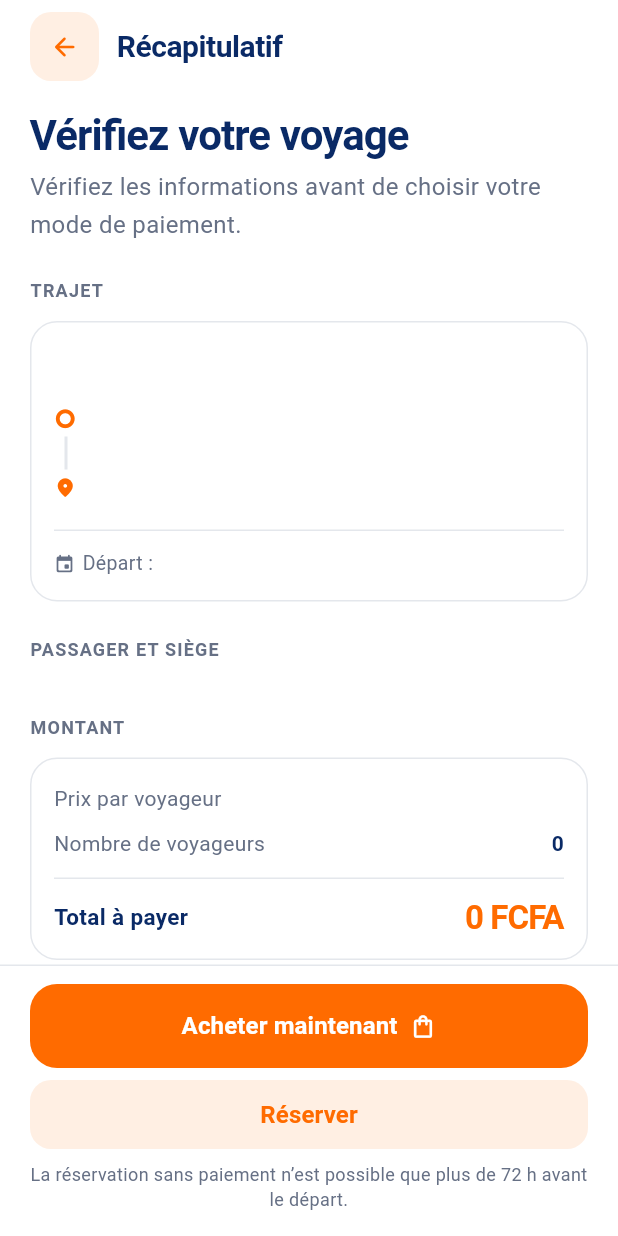
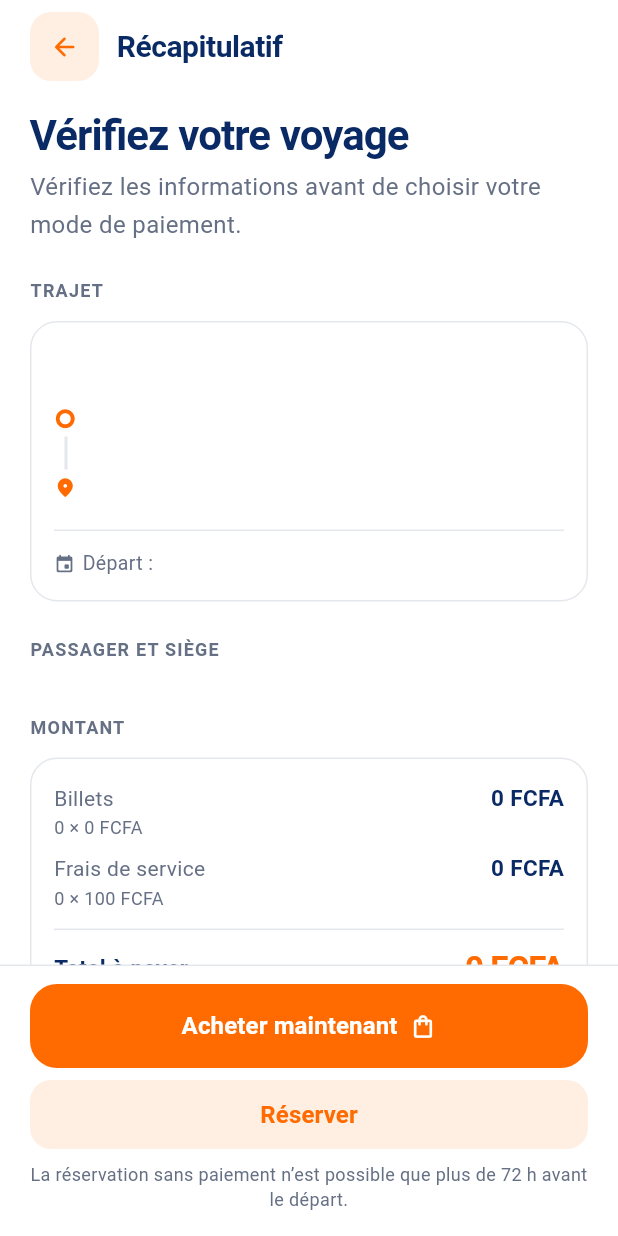
Before and after one commit to belvinakanga/transport-interurbain-tokende-mobile, a Flutter app: the BookingSummaryScreen screen opened directly with empty values, on a phone screen of 412 x 824 dp. Run offline on Flutter 3.47's test engine with Material 3 defaults, Android fonts, the phone set to English and light mode, and no system bars; our stand-ins replace firebase_core, firebase_messaging, flutter_secure_storage, google_fonts, pdf, printing and 2 more; accounts and stored records are empty; network calls fail.

Commit message:
Refactor : removing openpay and adding comission

```diff
--- a/lib/screens/booking/booking_summary_screen.dart
+++ b/lib/screens/booking/booking_summary_screen.dart
@@ -3,6 +3,7 @@ import 'dart:convert';
 import 'package:flutter/foundation.dart';
 import 'package:flutter/material.dart';
 
+import '../../services/tarif_service.dart';
 import '../../widgets/tk/tk.dart';
 import 'package:flutter_secure_storage/flutter_secure_storage.dart';
 import 'package:http/http.dart' as http;
@@ -167,9 +168,27 @@ class BookingSummaryScreen extends StatelessWidget {
   // TOTAL
   // ============================================================
 
-  String get totalAmount {
-    return _calculateTotal();
+  /// Prix de l'agence, extrait de la chaîne reçue (« 15 000 FCFA »).
+  double _prixUnitaire() {
+    final nettoye = price
+        .replaceAll('FCFA', '')
+        .replaceAll('\u202F', '')
+        .replaceAll(' ', '')
+        .replaceAll(',', '');
+
+    return double.tryParse(nettoye) ?? 0;
   }
+
+  /// Total réellement débité, frais de service compris.
+  ///
+  /// Les messages de confirmation annonçaient auparavant le seul prix de
+  /// l'agence, soit moins que la somme réellement prélevée.
+  String get totalAvecFrais {
+    final frais = TarifService.fraisParBillet * travelers;
+
+    return TkMontantDetail.formater(_prixUnitaire() * travelers + frais);
+  }
+
 
   // ============================================================
   // BUILD
@@ -332,49 +351,19 @@ class BookingSummaryScreen extends StatelessWidget {
 
                   TkCard(
                     padding: const EdgeInsets.all(AppSpacing.md),
-                    child: Column(
-                      children: [
-                        _ligneMontant(
-                          context,
-                          'Prix par voyageur',
-                          price,
-                        ),
-
-                        const SizedBox(height: AppSpacing.xs),
-
-                        _ligneMontant(
-                          context,
-                          'Nombre de voyageurs',
-                          '$travelers',
-                        ),
-
-                        const SizedBox(height: AppSpacing.sm),
-
-                        Divider(
-                          height: 1,
-                          color: AppColors.inactifTheme(context),
-                        ),
-
-                        const SizedBox(height: AppSpacing.sm),
-
-                        Row(
-                          children: [
-                            Text(
-                              'Total à payer',
-                              style: AppText.corpsFort(context)
-                                  .copyWith(fontSize: 15),
-                            ),
-                            const Spacer(),
-                            Text(
-                              totalAmount,
-                              style: AppText.titre(context).copyWith(
-                                fontSize: 22,
-                                color: AppColors.orange,
-                              ),
-                            ),
-                          ],
-                        ),
-                      ],
+                    // Le tarif vient du serveur ; le repli local évite une
+                    // ligne de frais vide le temps de la réponse.
+                    child: FutureBuilder<double>(
+                      future: TarifService.charger(),
+                      initialData: TarifService.fraisParBillet,
+                      builder: (context, instantane) {
+                        return TkMontantDetail(
+                          prixUnitaire: _prixUnitaire(),
+                          fraisParBillet:
+                              instantane.data ?? TarifService.fraisParDefaut,
+                          nombreBillets: travelers,
+                        );
+                      },
                     ),
                   ),
 
@@ -488,22 +477,6 @@ class BookingSummaryScreen extends StatelessWidget {
     );
   }
 
-  Widget _ligneMontant(BuildContext context, String intitule, String valeur) {
-    return Row(
-      children: [
-        Expanded(
-          child: Text(
-            intitule,
-            style: AppText.corps(context).copyWith(fontSize: 14),
-          ),
-        ),
-        Text(
-          valeur,
-          style: AppText.corpsFort(context).copyWith(fontSize: 14),
-        ),
-      ],
-    );
-  }
 
   Widget _cartePassager(
     BuildContext context,
@@ -725,7 +698,8 @@ class BookingSummaryScreen extends StatelessWidget {
             'Vous êtes sur le point de réserver '
                 '$travelers '
                 '${travelers > 1 ? 'places' : 'place'} '
-                'pour un montant de $totalAmount.\n\n'
+                'pour un montant de $totalAvecFrais '
+                  '(frais de service compris).\n\n'
                 'Voulez-vous confirmer votre réservation ?',
             textAlign: TextAlign.center,
             style: const TextStyle(
@@ -1016,7 +990,8 @@ class BookingSummaryScreen extends StatelessWidget {
 
           content: Text(
             'Vous êtes sur le point de payer '
-                '$totalAmount pour votre billet.\n\n'
+                '$totalAvecFrais pour votre billet, '
+                  'frais de service compris.\n\n'
                 'Voulez-vous continuer ?',
             textAlign: TextAlign.center,
             style: const TextStyle(
@@ -1227,35 +1202,4 @@ class BookingSummaryScreen extends StatelessWidget {
   // PASSAGER
   // ============================================================
 
-  String _calculateTotal() {
-    final cleanPrice = price
-        .replaceAll('FCFA', '')
-        .replaceAll(' ', '')
-        .replaceAll(',', '');
-
-    final priceValue =
-        int.tryParse(cleanPrice) ?? 0;
-
-    final total =
-        priceValue * travelers;
-
-    final formatted =
-    total.toString();
-
-    final buffer =
-    StringBuffer();
-
-    for (int i = 0;
-    i < formatted.length;
-    i++) {
-      if (i > 0 &&
-          (formatted.length - i) % 3 == 0) {
-        buffer.write(' ');
-      }
-
-      buffer.write(formatted[i]);
-    }
-
-    return '${buffer.toString()} FCFA';
-  }
 }
--- /dev/null
+++ b/lib/services/tarif_service.dart
@@ -0,0 +1,58 @@
+import 'dart:convert';
+
+import 'package:http/http.dart' as http;
+
+import '../config/app_config.dart';
+
+/// Frais de service appliqués à chaque billet.
+///
+/// Lus sur le serveur plutôt qu'écrits en dur : le tarif peut changer sans
+/// nouvelle version de l'application, et l'écran ne peut plus annoncer un
+/// total différent de celui qui sera débité.
+///
+/// Même principe que [VillesService] : une seule lecture, mise en cache,
+/// avec un repli local pour que l'écran reste utilisable hors ligne.
+class TarifService {
+  const TarifService._();
+
+  /// Valeur de repli, alignée sur `TOKENDE_FRAIS_PAR_BILLET` côté serveur.
+  ///
+  /// Sert uniquement si l'API est injoignable : mieux vaut afficher le
+  /// tarif courant que masquer la ligne de frais.
+  static const double fraisParDefaut = 100;
+
+  static double? _cache;
+
+  /// Dernière valeur connue, sans appel réseau.
+  static double get fraisParBillet => _cache ?? fraisParDefaut;
+
+  static void viderCache() => _cache = null;
+
+  /// Récupère le tarif. Renvoie le repli en cas d'échec.
+  static Future<double> charger() async {
+    if (_cache != null) return _cache!;
+
+    try {
+      final reponse = await http
+          .get(
+            Uri.parse('${AppConfig.baseUrl}/tarification'),
+            headers: {'Accept': 'application/json'},
+          )
+          .timeout(const Duration(seconds: 10));
+
+      if (reponse.statusCode == 200) {
+        final corps = jsonDecode(reponse.body);
+        final valeur = corps is Map ? corps['frais_service_par_billet'] : null;
+
+        if (valeur is num) {
+          _cache = valeur.toDouble();
+          return _cache!;
+        }
+      }
+    } catch (_) {
+      // Réseau indisponible : on garde le repli.
+    }
+
+    return fraisParDefaut;
+  }
+}
--- a/lib/widgets/tk/tk.dart
+++ b/lib/widgets/tk/tk.dart
@@ -16,5 +16,6 @@ export 'tk_card.dart';
 export 'tk_chip.dart';
 export 'tk_empty_state.dart';
 export 'tk_field.dart';
+export 'tk_montant_detail.dart';
 export 'tk_section.dart';
 export 'tk_toast.dart';
--- /dev/null
+++ b/lib/widgets/tk/tk_montant_detail.dart
@@ -0,0 +1,126 @@
+import 'package:flutter/material.dart';
+
+import '../../theme/app_colors.dart';
+import '../../theme/app_spacing.dart';
+import '../../theme/app_text.dart';
+
+/// Détail d'un montant à payer.
+///
+/// Affiche le prix des billets, les frais de service et le total, au lieu
+/// d'un total sec. Le voyageur voyait auparavant le seul prix de l'agence,
+/// inférieur à la somme réellement débitée.
+///
+/// Les frais sont nommés « frais de service » : leur répartition entre
+/// Tokende et l'agence est interne et ne regarde pas le voyageur.
+class TkMontantDetail extends StatelessWidget {
+  /// Prix unitaire pratiqué par l'agence.
+  final double prixUnitaire;
+
+  /// Frais de service pour un billet.
+  final double fraisParBillet;
+
+  final int nombreBillets;
+
+  const TkMontantDetail({
+    super.key,
+    required this.prixUnitaire,
+    required this.fraisParBillet,
+    required this.nombreBillets,
+  });
+
+  double get _base => prixUnitaire * nombreBillets;
+  double get _frais => fraisParBillet * nombreBillets;
+  double get total => _base + _frais;
+
+  /// « 30 200 FCFA » — espace fine insécable entre les milliers.
+  static String formater(double montant) {
+    final entier = montant.round().toString();
+    final tampon = StringBuffer();
+
+    for (var i = 0; i < entier.length; i++) {
+      if (i > 0 && (entier.length - i) % 3 == 0) tampon.write(' ');
+      tampon.write(entier[i]);
+    }
+
+    return '$tampon FCFA';
+  }
+
+  @override
+  Widget build(BuildContext context) {
+    return Column(
+      children: [
+        _ligne(
+          context,
+          'Billets',
+          '$nombreBillets × ${formater(prixUnitaire)}',
+          formater(_base),
+        ),
+
+        const SizedBox(height: AppSpacing.xs),
+
+        _ligne(
+          context,
+          'Frais de service',
+          '$nombreBillets × ${formater(fraisParBillet)}',
+          formater(_frais),
+        ),
+
+        const SizedBox(height: AppSpacing.sm),
+
+        Divider(height: 1, color: AppColors.inactifTheme(context)),
+
+        const SizedBox(height: AppSpacing.sm),
+
+        Row(
+          children: [
+            Text(
+              'Total à payer',
+              style: AppText.corpsFort(context).copyWith(fontSize: 15),
+            ),
+            const Spacer(),
+            Text(
+              formater(total),
+              style: AppText.titre(context).copyWith(
+                fontSize: 22,
+                color: AppColors.orange,
+              ),
+            ),
+          ],
+        ),
+      ],
+    );
+  }
+
+  Widget _ligne(
+    BuildContext context,
+    String libelle,
+    String detail,
+    String montant,
+  ) {
+    return Row(
+      crossAxisAlignment: CrossAxisAlignment.start,
+      children: [
+        Expanded(
+          child: Column(
+            crossAxisAlignment: CrossAxisAlignment.start,
+            mainAxisSize: MainAxisSize.min,
+            children: [
+              Text(
+                libelle,
+                style: AppText.corps(context).copyWith(fontSize: 14),
+              ),
+              Text(
+                detail,
+                style: AppText.petit(context).copyWith(fontSize: 12),
+              ),
+            ],
+          ),
+        ),
+        Text(
+          montant,
+          style: AppText.corpsFort(context).copyWith(fontSize: 15),
+        ),
+      ],
+    );
+  }
+}
```
Also changed, not shown: lib/screens/booking/payment_screen.dart (+33 -56 lines), 3 other files.
